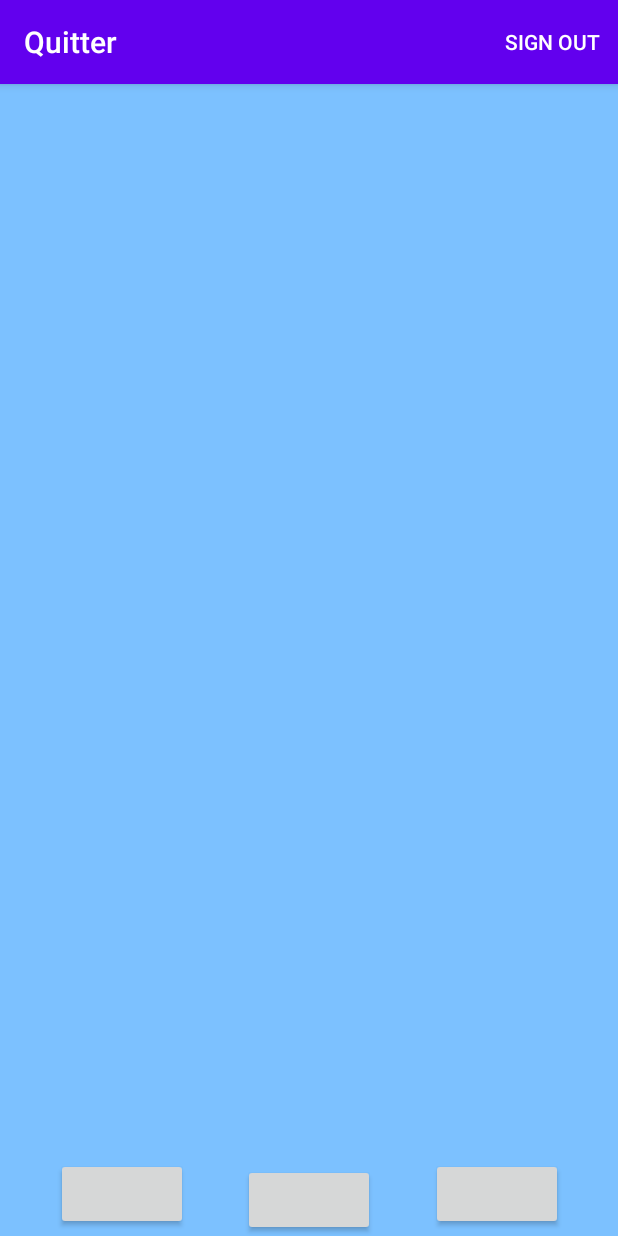
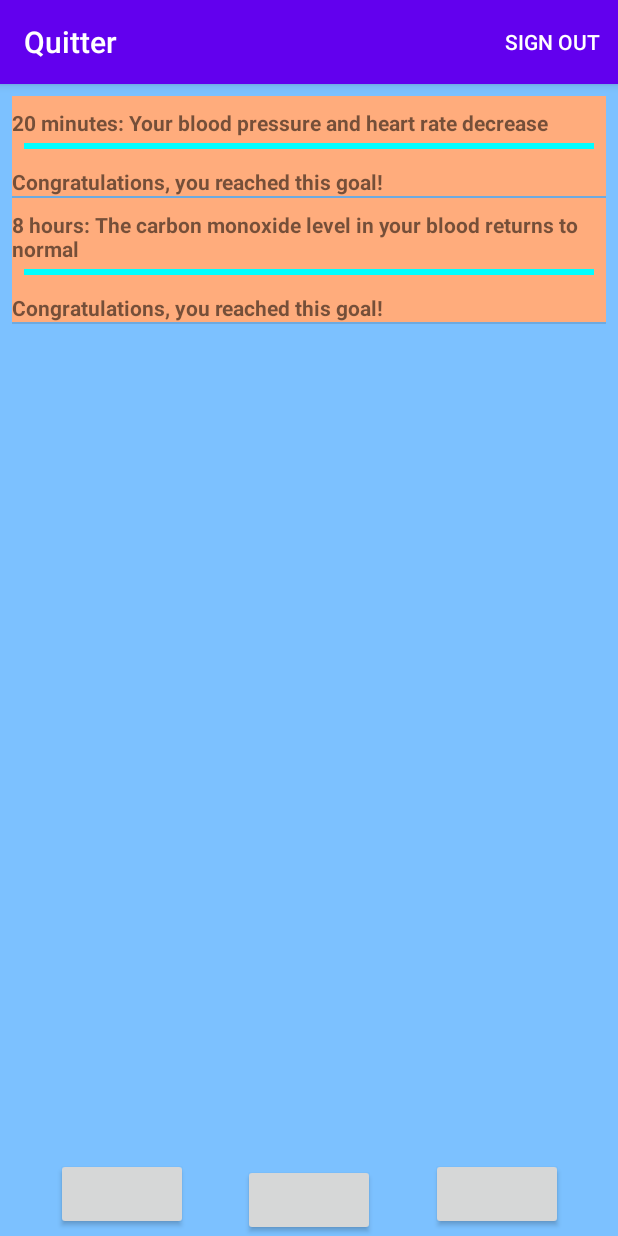
Before and after one commit to cohadruid/Quitter, an Android app: the fragment HealthFragment placed in its activity, on a phone screen of 412 x 824 dp. Run offline under Robolectric (Android 15) with nearby library versions, the phone set to English and light mode, and no system bars; our stand-ins replace Firebase (no records; nobody signed in at launch, a user with empty details on screens opened directly); libraries missing offline, so code that uses them is left out: com.xwray.groupie.

Commit message:
made health progress listview

```diff
--- a/app/src/main/java/hr/ferit/dariocoric/quitter/HealthFragment.kt
+++ b/app/src/main/java/hr/ferit/dariocoric/quitter/HealthFragment.kt
@@ -1,7 +1,12 @@
 package hr.ferit.dariocoric.quitter
 
+import android.annotation.SuppressLint
+import android.content.Context
 import android.content.SharedPreferences
+import android.content.res.ColorStateList
+import android.graphics.Color
 import android.os.Bundle
+import android.text.Layout
 import android.util.Log
 import androidx.fragment.app.Fragment
 import android.view.LayoutInflater
@@ -38,6 +43,7 @@ class HealthFragment : Fragment() {
     private var param1: String? = null
     private var param2: String? = null
     private var preferences: SharedPreferences? = null
+    private var quitTime: Long = 0
     override fun onCreate(savedInstanceState: Bundle?) {
         super.onCreate(savedInstanceState)
         arguments?.let {
@@ -48,18 +54,17 @@ class HealthFragment : Fragment() {
 
     }
 
+
     override fun onCreateView(
         inflater: LayoutInflater, container: ViewGroup?,
         savedInstanceState: Bundle?
     ): View? {
-        val rootView = inflater.inflate(R.layout.fragment_health, container, false)
-
         preferences = this.getActivity()!!
             .getSharedPreferences("USER_DATA_PREFS", AppCompatActivity.MODE_PRIVATE)
+        quitTime = preferences!!.getLong("TIMESTAMP", 0) * 1000
 
 
-
-        return rootView
+        return inflater.inflate(R.layout.fragment_health, container, false)
     }
 
     override fun onViewCreated(view: View, savedInstanceState: Bundle?) {
@@ -67,44 +72,87 @@ class HealthFragment : Fragment() {
 
         val listView = view.findViewById<ListView>(R.id.listview_health)
 
-      //  listView.adapter = ___
+        listView.adapter = ListViewAdapter(this.requireContext(), quitTime)
     }
 
-    companion object {
-        /**
-         * Use this factory method to create a new instance of
-         * this fragment using the provided parameters.
-         *
-         * @param param1 Parameter 1.
-         * @param param2 Parameter 2.
-         * @return A new instance of fragment HealthFragment.
-         */
-        // TODO: Rename and change types and number of parameters
-        @JvmStatic
-        fun newInstance(param1: String, param2: String) =
-            HealthFragment().apply {
-                arguments = Bundle().apply {
-                    putString(ARG_PARAM1, param1)
-                    putString(ARG_PARAM2, param2)
-                }
-            }
-    }
 
-    private class listViewAdapter(): BaseAdapter() {
-        override fun getCount(): Int {
-            TODO("Not yet implemented")
+
+    private class ListViewAdapter(context: Context, quitTS: Long): BaseAdapter() {
+
+        private val mContext: Context
+        val date = Calendar.getInstance()
+        val dateNow: Long = date.timeInMillis
+        val quitTime = quitTS
+        private val healthHeaders = arrayListOf<String>(
+            "20 minutes: Your blood pressure and heart rate decrease", "8 hours: The carbon monoxide level in your blood returns to normal"
+        )
+        private val healthHours = arrayListOf<Double>(0.33, 24.0)
+        val hour = 60*60
+
+        init {
+            mContext = context
         }
 
-        override fun getItem(p0: Int): Any {
+        override fun getCount(): Int {
+            //return 5
+            return healthHeaders.size
+        }
+
+        override fun getItem(position: Int): Any {
             return "FILLER STRING"
         }
 
-        override fun getView(p0: Int, p1: View?, p2: ViewGroup?): View {
-            TODO("Not yet implemented")
+        @SuppressLint("ViewHolder")
+        override fun getView(position: Int, convertView: View?, viewGroup: ViewGroup?): View {
+            val layoutInflater = LayoutInflater.from(mContext)
+            val rowMain = layoutInflater.inflate(R.layout.health_fragment_row, viewGroup, false)
+            val rowProgressBar = rowMain.findViewById<ProgressBar>(R.id.row_progressbar)
+            val rowHeader = rowMain.findViewById<TextView>(R.id.row_title)
+            val plusTime = healthHours.get(position) * hour * 1000
+            val plusTime2 = plusTime / 1000
+
+            val timeLeft = quitTime + plusTime - dateNow
+            val timeLeft2 = timeLeft / 1000
+            val timeDiff = (dateNow - quitTime)/1000
+            //Log.d("HealthFragment", "dateNow: " + dateNow.toString())
+            //Log.d("HealthFragment", "quitTime: " + quitTime.toString())
+            val diffDays = floor(timeLeft / (24*60*60 * 1000))
+            val diffHrs = floor((timeLeft/(60*60*1000))%60)
+            val diffMins = (timeLeft / (60*1000)) % 60
+            rowHeader.text = healthHeaders.get(position)
+            //rowProgressBar.rotation = 180f
+            rowProgressBar.progressTintList = ColorStateList.valueOf(Color.CYAN)
+            rowProgressBar.progressBackgroundTintList = ColorStateList.valueOf(Color.BLUE)
+            rowProgressBar.max = plusTime2.toInt()
+            rowProgressBar.progress = timeDiff.toInt()
+            //Log.d("HealthFragment", "PlusTime: " + plusTime2.toString())
+            //Log.d("HealthFragment", "DiffCount: " + timeDiff.toString())
+            val rowProgressText = rowMain.findViewById<TextView>(R.id.row_progress)
+            when {
+                diffMins < 0 -> {
+                    rowProgressText?.text =  mContext.getString(R.string.health_congratulations)
+                }
+                diffHrs <= 0 -> {
+                    rowProgressText?.text = (mContext.getString(R.string.health_reached) + " "
+                            + diffMins.toInt().toString() + " " + mContext.getString(R.string.time_minutes))
+                }
+                diffDays <= 0 -> {
+                    rowProgressText?.text = (mContext.getString(R.string.health_reached) + " "
+                            + diffHrs.toInt().toString() + " " + mContext.getString(R.string.time_hours) + " "
+                            + diffMins.toInt().toString() + " " + mContext.getString(R.string.time_minutes))
+                }
+                else -> {
+                    rowProgressText?.text = (mContext.getString(R.string.health_reached) + " "
+                            + diffDays.toInt().toString() + " " + mContext.getString(R.string.time_days) + " "
+                            + diffHrs.toInt().toString() + " " + mContext.getString(R.string.time_hours) + " "
+                            + diffMins.toInt().toString() + " " + mContext.getString(R.string.time_minutes))
+                }
+            }
+            return rowMain
         }
 
-        override fun getItemId(p0: Int): Long {
-            return p0.toLong()
+        override fun getItemId(position: Int): Long {
+            return position.toLong()
         }
     }
 }
--- /dev/null
+++ b/app/src/main/res/layout/health_fragment_row.xml
@@ -0,0 +1,50 @@
+<?xml version="1.0" encoding="utf-8"?>
+<androidx.constraintlayout.widget.ConstraintLayout xmlns:android="http://schemas.android.com/apk/res/android"
+    xmlns:app="http://schemas.android.com/apk/res-auto"
+    android:layout_width="match_parent"
+    android:layout_height="match_parent"
+    android:background="#ffac7c">
+
+    <TextView
+        android:id="@+id/row_title"
+        android:layout_width="wrap_content"
+        android:layout_height="wrap_content"
+        android:textStyle="bold"
+        android:layout_marginTop="8dp"
+        app:layout_constraintLeft_toLeftOf="parent"
+        app:layout_constraintTop_toTopOf="parent"
+        android:text="@string/filler"/>
+
+
+
+    <ProgressBar
+        android:id="@+id/row_progressbar"
+        android:layout_width="match_parent"
+        android:layout_height="wrap_content"
+        android:minHeight="4dp"
+        android:maxHeight="4dp"
+        app:layout_constraintLeft_toLeftOf="parent"
+        android:layout_marginLeft="8dp"
+        android:layout_marginRight="8dp"
+        android:layout_marginTop="4dp"
+        android:layout_marginBottom="4dp"
+        style="@style/Widget.AppCompat.ProgressBar.Horizontal"
+        android:paddingBottom="8dp"
+        app:layout_constraintTop_toBottomOf="@id/row_title"
+        >
+    </ProgressBar>
+
+    <TextView
+        android:id="@+id/row_progress"
+        android:layout_width="wrap_content"
+        android:layout_height="wrap_content"
+        android:text="@string/filler"
+        android:textStyle="bold"
+        android:layout_marginTop="4dp"
+        android:layout_marginBottom="4dp"
+        app:layout_constraintHorizontal_bias="0.498"
+        app:layout_constraintLeft_toLeftOf="parent"
+        app:layout_constraintTop_toBottomOf="@+id/row_progressbar" />
+
+
+</androidx.constraintlayout.widget.ConstraintLayout>
```
